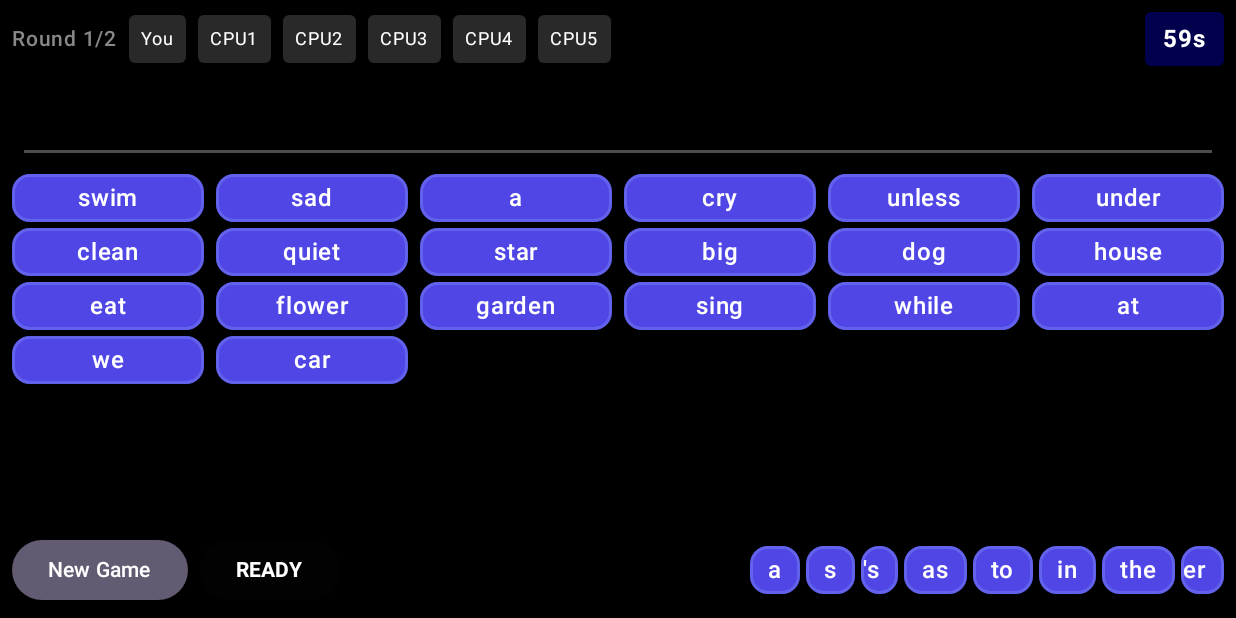
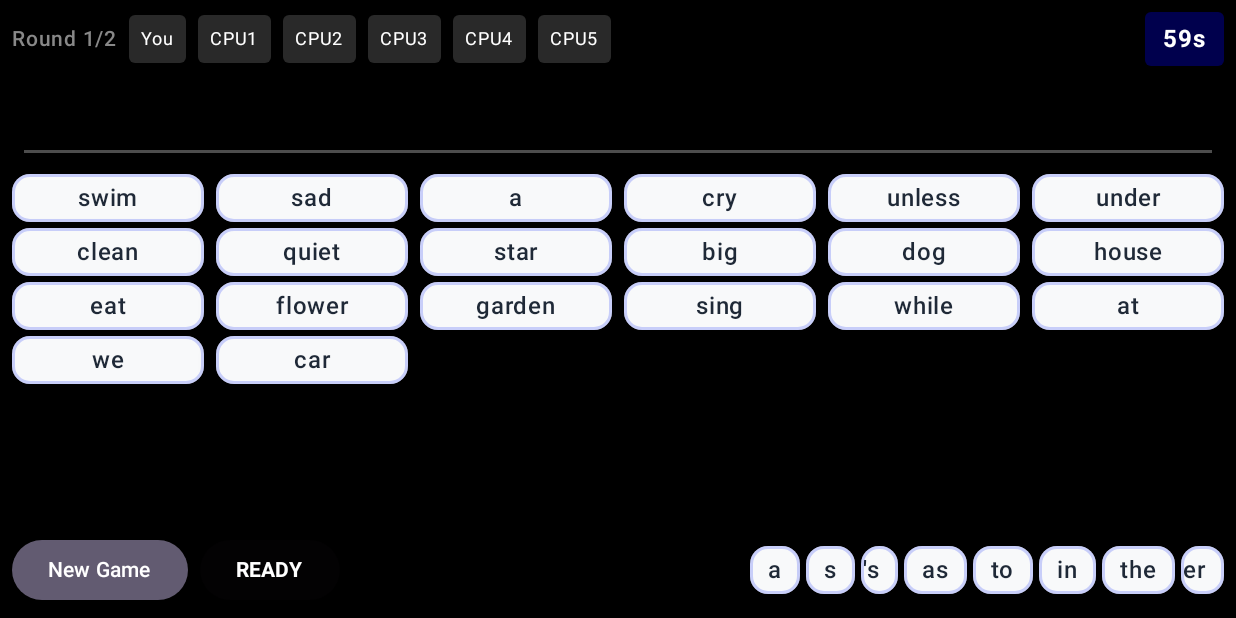
Before and after one commit to jensen2185/WordSlop, an Android app built with Jetpack Compose: the screen it shows after launch (MainActivity), after a tap on "PLAY ONLINE", on a phone screen of 824 x 412 dp (held sideways). Run offline under Robolectric (Android 15) with nearby library versions, the phone set to English and light mode, and no system bars; 1 other tap on this screen came first.

Commit message:
Basic babbler 4.4 Looking mas Good! Almost ready

```diff
--- a/app/src/main/java/com/example/babbler/ui/components/ArrangementBar.kt
+++ b/app/src/main/java/com/example/babbler/ui/components/ArrangementBar.kt
@@ -144,7 +144,7 @@ fun DraggableArrangedWord(
     Card(
         shape = RoundedCornerShape(4.dp),
         colors = CardDefaults.cardColors(
-            containerColor = Color(0xFF4F46E5)
+            containerColor = Color(0xFFF8F9FA) // Light grayish white
         ),
         elevation = CardDefaults.cardElevation(
             defaultElevation = if (isDragging) 8.dp else 2.dp
--- a/app/src/main/java/com/example/babbler/ui/components/DraggableWordCard.kt
+++ b/app/src/main/java/com/example/babbler/ui/components/DraggableWordCard.kt
@@ -76,7 +76,7 @@ fun DraggableWordCard(
             },
         shape = RoundedCornerShape(12.dp),
         colors = CardDefaults.cardColors(
-            containerColor = if (isDragging) Color(0xFF7C3AED) else Color(0xFF4F46E5) // Purple when dragging, indigo otherwise
+            containerColor = if (isDragging) Color(0xFFE5E7EB) else Color(0xFFF8F9FA) // Slightly darker gray when dragging, light grayish white otherwise
         ),
         elevation = CardDefaults.cardElevation(
             defaultElevation = if (isDragging) 12.dp else 6.dp
@@ -102,7 +102,7 @@ fun DraggableWordCard(
                ) {
                    Text(
                        text = word.text,
-                       color = Color.White,
+                       color = Color(0xFF1F2937), // Dark gray text on light background
                        fontSize = 16.sp,
                        fontWeight = FontWeight.SemiBold,
                        maxLines = 1,
--- a/app/src/main/java/com/example/babbler/ui/components/WordCard.kt
+++ b/app/src/main/java/com/example/babbler/ui/components/WordCard.kt
@@ -24,7 +24,7 @@ fun WordCard(
         modifier = modifier,
         shape = RoundedCornerShape(12.dp),
         colors = CardDefaults.cardColors(
-            containerColor = Color(0xFF4F46E5) // Modern indigo
+            containerColor = Color(0xFFF8F9FA) // Light grayish white
         ),
         elevation = CardDefaults.cardElevation(
             defaultElevation = 6.dp
@@ -44,7 +44,7 @@ fun WordCard(
         ) {
             Text(
                 text = word.text,
-                color = Color.White,
+                color = Color(0xFF1F2937), // Dark gray text on light background
                 fontSize = 16.sp,
                 fontWeight = FontWeight.SemiBold,
                 maxLines = 1,
```
